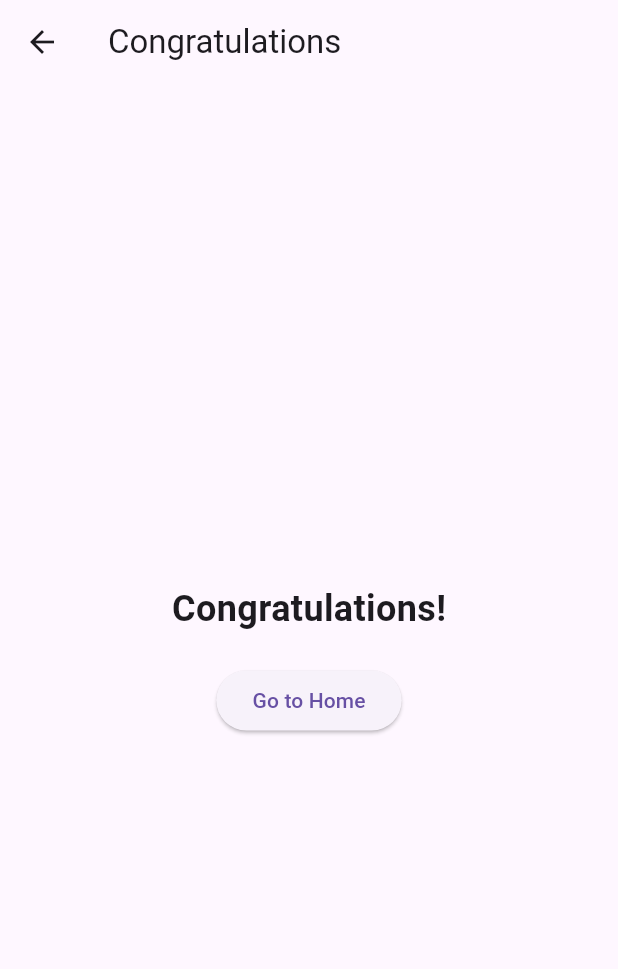
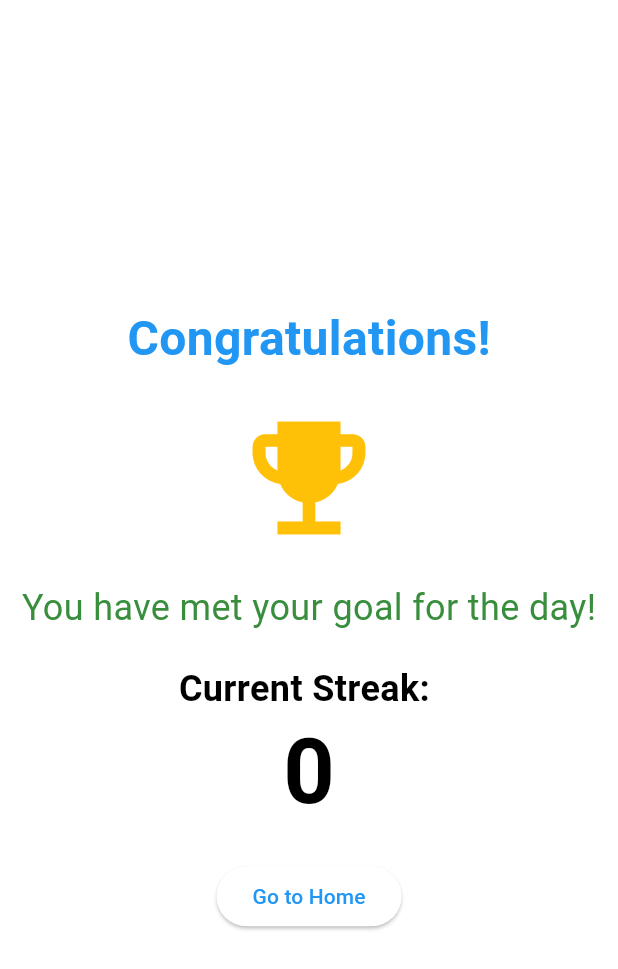
Before and after one commit to Crescendoe/Waddle, a Flutter app: the CongratsScreen screen opened by its route, on a phone screen of 412 x 824 dp. Shown: the top 969 px of the screen. Run offline on Flutter 3.47's test engine with Material 3 defaults, Android fonts, the light colour scheme and no system bars; our stand-ins replace confetti, shared_preferences, smooth_page_indicator; accounts and stored records are empty.

Commit message:
edits to main.dart, water_tracker.dart, congrats_screen.dart, main_screen.dart, welcome_screen.dart, pubspec.lock, pubspec.yaml

```diff
--- a/lib/screens/congrats_screen.dart
+++ b/lib/screens/congrats_screen.dart
@@ -1,35 +1,159 @@
 import 'package:flutter/material.dart';
-import 'package:waterly/screens/main_screen.dart';
+import 'package:provider/provider.dart';
+import 'package:waterly/models/water_tracker.dart';
+import 'package:confetti/confetti.dart';
 
-class CongratsScreen extends StatelessWidget {
+class CongratsScreen extends StatefulWidget {
   const CongratsScreen({super.key});
+
+  @override
+  CongratsScreenState createState() => CongratsScreenState();
+}
+
+class CongratsScreenState extends State<CongratsScreen>
+    with SingleTickerProviderStateMixin {
+  late AnimationController _controller;
+  late Animation<int> _streakAnimation;
+  late Animation<double> _scaleAnimation;
+  late ConfettiController _confettiController;
+  bool _confettiPlayed = false;
+
+  @override
+  void initState() {
+    super.initState();
+    _controller = AnimationController(
+      duration: const Duration(seconds: 2),
+      vsync: this,
+    );
+
+    _confettiController =
+        ConfettiController(duration: const Duration(seconds: 1));
+  }
+
+  @override
+  void dispose() {
+    _controller.dispose();
+    _confettiController.dispose();
+    super.dispose();
+  }
+
+  Future<int> _getCurrentStreak() async {
+    final waterTracker = Provider.of<WaterTracker>(context, listen: false);
+    return waterTracker.currentStreak;
+  }
 
   @override
   Widget build(BuildContext context) {
     return Scaffold(
-      appBar: AppBar(
-        title: const Text('Congratulations'),
-      ),
       body: Center(
-        child: Column(
+        child: FutureBuilder<int>(
+          future: _getCurrentStreak(),
+          builder: (context, snapshot) {
+            if (snapshot.hasError) {
+              return const Text('Error fetching streak');
+            } else if (snapshot.hasData) {
+              int currentStreak = snapshot.data!;
+              int oldStreak = currentStreak - 1;
+
+              _streakAnimation = IntTween(begin: oldStreak, end: currentStreak)
+                  .animate(_controller)
+                ..addListener(() {
+                  setState(() {});
+                  if (_streakAnimation.value == currentStreak &&
+                      !_confettiPlayed) {
+                    _confettiController.play();
+                    _confettiPlayed = true;
+                  }
+                });
+
+              _scaleAnimation =
+                  Tween<double>(begin: 1, end: 1.5).animate(CurvedAnimation(
+                parent: _controller,
+                curve: Curves.elasticInOut,
+              ));
+
+              _controller.forward();
+
+              return Stack(
+                alignment: Alignment.center,
+                children: [
+                  Column(
                     mainAxisAlignment: MainAxisAlignment.center,
                     children: <Widget>[
                       const Text(
                         'Congratulations!',
-              style: TextStyle(fontSize: 24, fontWeight: FontWeight.bold),
+                        style: TextStyle(
+                            fontSize: 32,
+                            fontWeight: FontWeight.bold,
+                            color: Colors.blue),
                       ),
                       const SizedBox(height: 20),
+                      const Icon(
+                        Icons.emoji_events,
+                        color: Colors.amber,
+                        size: 100,
+                      ),
+                      const SizedBox(height: 20),
+                      Text(
+                        'You have met your goal for the day!',
+                        style:
+                            TextStyle(fontSize: 24, color: Colors.green[700]),
+                      ),
+                      const SizedBox(height: 20),
+                      const Row(
+                        mainAxisAlignment: MainAxisAlignment.center,
+                        children: [
+                          Text(
+                            'Current Streak: ',
+                            style: TextStyle(
+                                fontSize: 24, fontWeight: FontWeight.bold),
+                          ),
+                        ],
+                      ),
+                      const SizedBox(height: 10),
+                      AnimatedBuilder(
+                        animation: _streakAnimation,
+                        builder: (context, child) {
+                          return ScaleTransition(
+                            scale: _scaleAnimation,
+                            child: Text(
+                              '${_streakAnimation.value}',
+                              style: const TextStyle(
+                                  fontSize: 40, fontWeight: FontWeight.bold),
+                            ),
+                          );
+                        },
+                      ),
+                      const SizedBox(height: 30),
                       ElevatedButton(
                         onPressed: () {
-                Navigator.push(
-                  context,
-                  MaterialPageRoute(builder: (context) => const HomeScreen()),
-                );
+                          Navigator.pushNamed(context, '/home');
                         },
                         child: const Text('Go to Home'),
                       ),
                     ],
                   ),
+                  Positioned(
+                    bottom: 350,
+                    child: ConfettiWidget(
+                      confettiController: _confettiController,
+                      blastDirectionality: BlastDirectionality.explosive,
+                      shouldLoop: false,
+                      numberOfParticles: 20,
+                      gravity: 0.1,
+                      emissionFrequency: 0.05,
+                      maxBlastForce: 15,
+                      minBlastForce: 8,
+                      strokeColor: Colors.purple,
+                    ),
+                  ),
+                ],
+              );
+            } else {
+              return const Text('Loading...');
+            }
+          },
+        ),
       ),
     );
   }
--- a/lib/screens/main_screen.dart
+++ b/lib/screens/main_screen.dart
@@ -679,14 +679,14 @@ class _HomeScreenState extends State<HomeScreen>
             if (context.read<WaterTracker>().waterConsumed > target) {
               context.read<WaterTracker>().setWater(target);
             }
-            duration =
-                max((duration * 1.05).toInt(), 20); // Ensure minimum delay
+            duration = max((duration * 1.05).toInt(), 20);
             incrementWater();
           } else if (context.read<WaterTracker>().waterConsumed >=
               context.read<WaterTracker>().waterGoal) {
             context
                 .read<WaterTracker>()
                 .setWater(context.read<WaterTracker>().waterGoal);
+            context.read<WaterTracker>().incrementStreak();
             Navigator.pushReplacementNamed(context, '/congrats');
           }
         });
--- a/lib/screens/welcome_screen.dart
+++ b/lib/screens/welcome_screen.dart
@@ -5,10 +5,10 @@ class WelcomeScreen extends StatefulWidget {
   const WelcomeScreen({super.key});
 
   @override
-  _WelcomeScreenState createState() => _WelcomeScreenState();
+  WelcomeScreenState createState() => WelcomeScreenState();
 }
 
-class _WelcomeScreenState extends State<WelcomeScreen>
+class WelcomeScreenState extends State<WelcomeScreen>
     with SingleTickerProviderStateMixin {
   late AnimationController _controller;
   late PageController _pageController;
--- a/pubspec.yaml
+++ b/pubspec.yaml
@@ -39,6 +39,7 @@ dependencies:
   smooth_page_indicator: ^1.2.0
   provider: ^6.1.2
   shared_preferences: ^2.3.3
+  confetti: ^0.8.0
 
 dev_dependencies:
   flutter_test:
@@ -49,7 +50,7 @@ dev_dependencies:
   # activated in the `analysis_options.yaml` file located at the root of your
   # package. See that file for information about deactivating specific lint
   # rules and activating additional ones.
-  flutter_lints: ^4.0.0
+  flutter_lints: ^5.0.0
 
 # For information on the generic Dart part of this file, see the
 # following page: https://dart.dev/tools/pub/pubspec
```
Also changed, not shown: lib/main.dart (+10 -1 lines), lib/models/water_tracker.dart (+27 -5 lines), pubspec.lock. Lines whose indentation alone changed are shown as unchanged.
